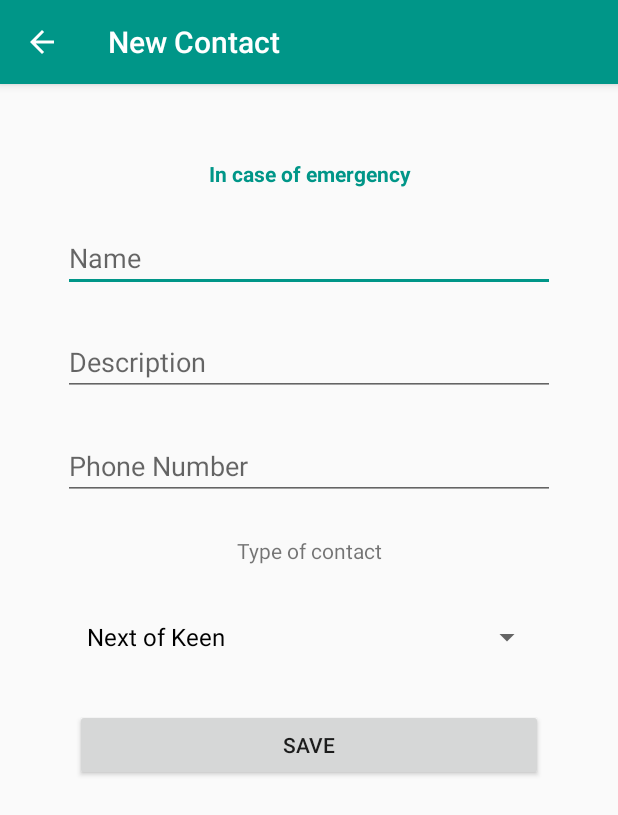
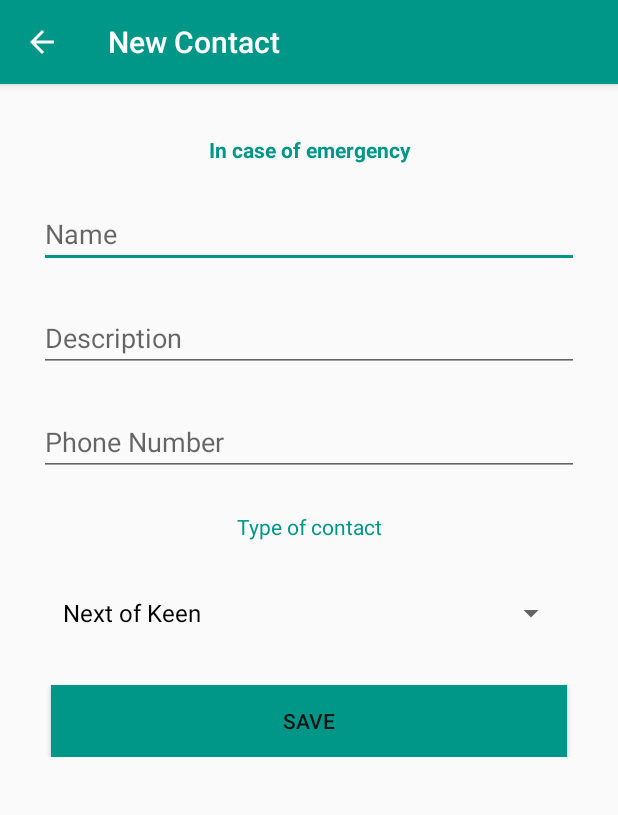
Before and after one commit to ethirajnus/Medtracker, an Android app: the ICEAdditionActivity screen opened directly, with no data from a screen before it, on a phone screen of 412 x 824 dp. Shown: the top 815 px of the screen. Run offline under Robolectric (Android 15) with nearby library versions, the phone set to English and light mode, and no system bars.

```diff
--- a/app/src/main/java/sg/edu/nus/iss/se/ft05/medipal/dao/DBHelper.java
+++ b/app/src/main/java/sg/edu/nus/iss/se/ft05/medipal/dao/DBHelper.java
@@ -93,6 +93,8 @@ public class DBHelper extends SQLiteOpenHelper {
             + " INTEGER DEFAULT 0," + MEDICINE_KEY_QUANTITY + " INTEGER," + MEDICINE_KEY_DOSAGE + " INTEGER,"
             + MEDICINE_KEY_CONSUME_QUALITY + " INTEGER," + MEDICINE_KEY_THRESHOLD + " INTEGER," + MEDICINE_KEY_DATE_ISSUED + " TEXT," +
             MEDICINE_KEY_EXPIRE_FACTOR + " INTEGER" + ")";
+
+
     private static final String CREATE_TABLE_REMINDER = "CREATE TABLE "
             + TABLE_REMINDER + "(" + REMINDER_KEY_ID + " INTEGER PRIMARY KEY," + REMINDER_KEY_FREQUENCY
             + " INTEGER," + REMINDER_KEY_STARTTIME + " TEXT," + REMINDER_KEY_INTERVAL
--- a/app/src/main/res/layout/activity_add_ice_contacts.xml
+++ b/app/src/main/res/layout/activity_add_ice_contacts.xml
@@ -11,10 +11,6 @@
         android:layout_width="0dp"
         android:layout_height="0dp"
         android:layout_gravity="bottom"
-        android:layout_marginBottom="16dp"
-        android:layout_marginLeft="16dp"
-        android:layout_marginRight="16dp"
-        android:layout_marginTop="16dp"
         android:layout_weight="0.01"
         android:paddingLeft="10dp"
         android:paddingRight="10dp"
@@ -117,6 +113,7 @@
                 app:layout_constraintHorizontal_bias="0.0"
                 app:layout_constraintLeft_toLeftOf="parent"
                 app:layout_constraintRight_toRightOf="parent"
+                android:textColor="@color/colorAccent"
                 app:layout_constraintTop_toBottomOf="@+id/editText_ice_name" />
 
             <Spinner
@@ -146,7 +143,8 @@
                 app:layout_constraintHorizontal_bias="0.0"
                 app:layout_constraintLeft_toLeftOf="parent"
                 app:layout_constraintRight_toRightOf="parent"
-                app:layout_constraintTop_toBottomOf="@+id/editText_ice_description" />
+                app:layout_constraintTop_toBottomOf="@+id/editText_ice_description"
+                android:background="@color/colorPrimary"/>
 
         </LinearLayout>
     </ScrollView>
```
